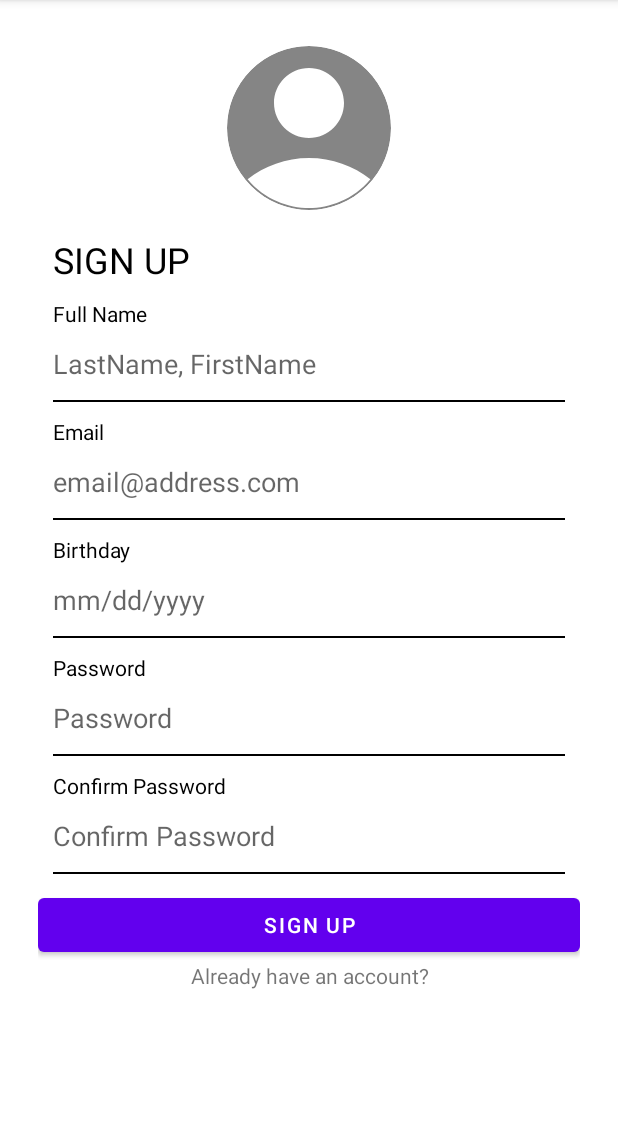
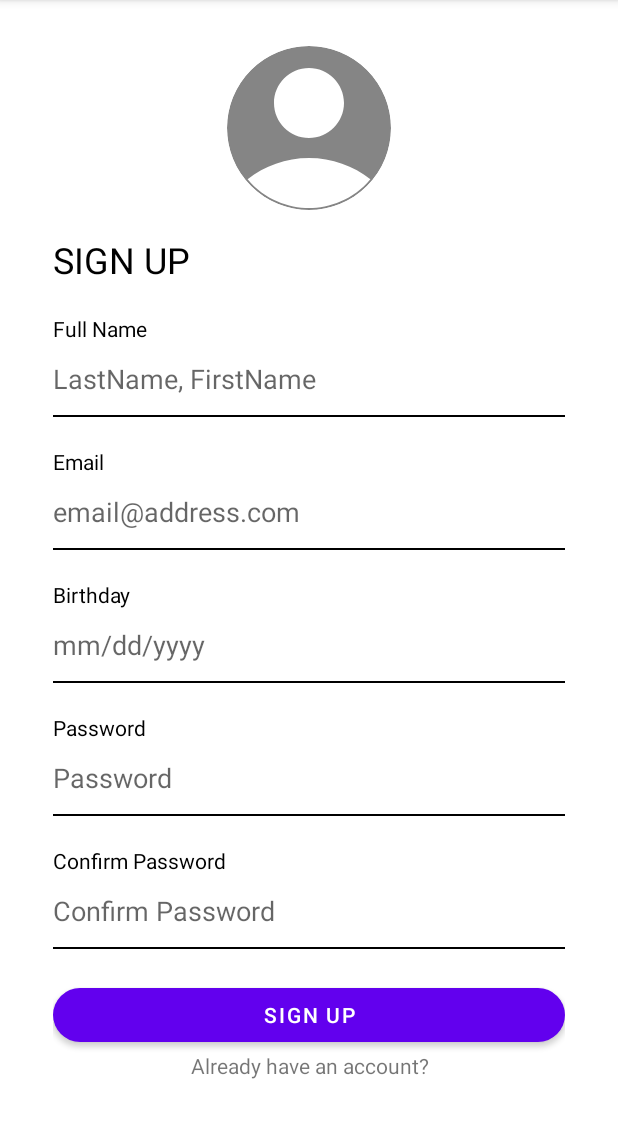
Before and after one commit to onetimebigtime/ParaPo, an Android app: the SignUpFragment screen opened directly, with no data from a screen before it, on a phone screen of 412 x 824 dp, the part 84-1222 px from its top. Run offline under Robolectric (Android 15) with nearby library versions, the phone set to English and light mode, and no system bars; our stand-ins replace CircleImageView, Firebase (no records; nobody signed in at launch, a user with empty details on screens opened directly).

Commit message:
version 03-29 SignIn and SignUp update

```diff
--- a/app/src/main/res/layout/activity_sign_in.xml
+++ b/app/src/main/res/layout/activity_sign_in.xml
@@ -6,7 +6,7 @@
     android:layout_width="wrap_content"
     android:layout_height="wrap_content"
     android:background="@color/main_color"
-    tools:context=".login.sign_up.SignUpFragment"
+    tools:context=".SignInActivity"
     android:layout_centerInParent="true">
     <ScrollView
         android:layout_width="wrap_content"
@@ -119,23 +119,26 @@
                 <!--PASSWORD SECTION-->
 
                 <!--SIGN IN BUTTON SECTION-->
-                <Button
-                    android:id="@+id/signin_button"
-                    android:layout_below="@id/signin_pass_view"
-                    android:layout_width="match_parent"
-                    android:layout_height="wrap_content"
-                    android:layout_marginTop="20dp"
-                    android:text="@string/signin_label"/>
                 <!--SIGN IN BUTTON SECTION-->
 
                 <!--FORGET PASSWORD SECTION-->
+                <Button
+                    android:id="@+id/signin_button"
+                    android:layout_width="match_parent"
+                    android:layout_height="wrap_content"
+                    android:layout_below="@id/signin_pass_view"
+                    android:layout_marginTop="20dp"
+                    android:elevation="10dp"
+                    android:text="@string/signin_label"
+                    app:cornerRadius="20dp" />
+
                 <TextView
-                    android:id="@+id/signin_cancel_link"
+                    android:id="@+id/signin_forgot_link"
                     android:layout_below="@id/signin_button"
                     android:layout_width="match_parent"
                     android:layout_height="wrap_content"
                     android:textAlignment="center"
-                    android:text="@string/have_acc_label"/>
+                    android:text="@string/forgot_pass"/>
                 <!--FORGET PASSWORD SECTION-->
 
                 <!--PROGRESS BAR SECTION-->
@@ -171,6 +174,8 @@
                     android:id="@+id/to_signup_button"
                     android:layout_width="match_parent"
                     android:layout_height="wrap_content"
+                    app:cornerRadius="20dp"
+                    android:elevation="10dp"
                     android:text="@string/signup_label"/>
             </RelativeLayout>
         </LinearLayout>
--- a/app/src/main/res/layout/fragment_sign_up.xml
+++ b/app/src/main/res/layout/fragment_sign_up.xml
@@ -3,14 +3,18 @@
     xmlns:app="http://schemas.android.com/apk/res-auto"
     xmlns:tools="http://schemas.android.com/tools"
     android:id="@+id/swipeContainerSignUp"
-    android:layout_width="match_parent"
-    android:layout_height="match_parent"
+    android:layout_width="wrap_content"
+    android:layout_height="wrap_content"
+    android:layout_centerInParent="true"
     android:background="@color/main_color"
+    android:elevation="10dp"
     tools:context=".login.sign_up.SignUpFragment">
+
     <ScrollView
-        android:layout_width="match_parent"
-        android:layout_height="match_parent"
+        android:layout_width="wrap_content"
+        android:layout_height="wrap_content"
         android:background="@color/main_color">
+
         <LinearLayout
             android:layout_width="match_parent"
             android:layout_height="wrap_content"
@@ -19,250 +23,236 @@
             app:layout_constraintStart_toStartOf="parent"
             app:layout_constraintTop_toTopOf="parent">
 
-            <!--Logo and SignUp text Container-->
+            <!--PARAPO LOGO-->
             <RelativeLayout
+                android:id="@+id/signup_RL_logoView"
                 android:layout_width="match_parent"
                 android:layout_height="wrap_content">
-                <RelativeLayout
-                    android:id="@+id/RL_logoView"
-                    android:layout_width="match_parent"
-                    android:layout_height="wrap_content">
-                    <!--ParaPo Logo-->
+
                 <de.hdodenhof.circleimageview.CircleImageView
-                        android:layout_centerHorizontal="true"
-                        android:layout_marginTop="25dp"
                     android:id="@+id/imageView_logo1"
                     android:layout_width="120dp"
                     android:layout_height="120dp"
+                    android:layout_centerHorizontal="true"
+                    android:layout_marginTop="25dp"
                     android:src="@drawable/ic_no_profile"
                     app:civ_border_color="@color/white"
                     app:civ_border_width="5dp" />
-                    <!--ParaPo Logo-->
             </RelativeLayout>
-                <!--SignUp text-->
+            <!--PARAPO LOGO-->
+
+            <!--SIGN UP LABEL-->
             <TextView
                 android:layout_width="wrap_content"
                 android:layout_height="wrap_content"
-                    android:layout_below="@id/RL_logoView"
+                android:layout_marginStart="25dp"
                 android:layout_marginTop="1dp"
-                    android:layout_marginStart="25dp"
                 android:padding="10dp"
                 android:text="@string/signup_label"
                 android:textAlignment="center"
                 android:textAppearance="@style/TextAppearance.AppCompat.Headline"
-                    android:textColor="@color/parapo_text_color"/>
-                <!--SignUp text-->
-            </RelativeLayout>
-            <!--Logo and SignUp text Container-->
-            <!--ParaPo Form Container-->
-            <!--Full name container-->
+                android:textColor="@color/parapo_text_color" />
+            <!--SIGN UP LABEL-->
+
+            <!--LOGIN FORM SECTION-->
             <RelativeLayout
                 android:layout_width="match_parent"
                 android:layout_height="wrap_content"
                 android:layout_marginStart="35dp"
-                android:layout_marginEnd="35dp" >
+                android:layout_marginTop="10dp"
+                android:layout_marginEnd="35dp">
+
+                <!--FULL NAME SECTION-->
                 <TextView
                     android:id="@+id/signup_fullname_label"
                     android:layout_width="match_parent"
                     android:layout_height="wrap_content"
                     android:text="@string/fullname_label"
-                    android:textColor="@color/parapo_text_color"/>
+                    android:textColor="@color/parapo_text_color" />
 
                 <EditText
                     android:id="@+id/signup_fullname_text"
                     android:layout_width="match_parent"
                     android:layout_height="48dp"
                     android:layout_below="@id/signup_fullname_label"
+                    android:autofillHints="Anonymous Rider"
                     android:background="@android:color/transparent"
                     android:hint="@string/fullname"
-                    android:textSize="18sp"
+                    android:inputType="textPersonName"
                     android:textColor="@color/parapo_text_color"
-                    android:inputType="textPersonName"
-                    android:autofillHints="Anonymous Rider" />
+                    android:textSize="18sp" />
 
                 <View
+                    android:id="@+id/signup_fullname_view"
                     android:layout_width="match_parent"
                     android:layout_height="1dp"
                     android:layout_below="@id/signup_fullname_text"
                     android:layout_centerHorizontal="true"
-                    android:background="@color/parapo_text_lightcolor"/>
-            </RelativeLayout>
-            <!--Full name container-->
-            <!--email container-->
-            <RelativeLayout
-                android:layout_width="match_parent"
-                android:layout_height="wrap_content"
-                android:layout_marginTop="10dp"
-                android:layout_marginStart="35dp"
-                android:layout_marginEnd="35dp" >
+                    android:background="@color/parapo_text_lightcolor" />
+                <!--FULL NAME SECTION-->
+
+                <!--EMAIL SECTION-->
                 <TextView
                     android:id="@+id/signup_email_label"
                     android:layout_width="match_parent"
                     android:layout_height="wrap_content"
+                    android:layout_below="@id/signup_fullname_view"
+                    android:layout_marginTop="20dp"
                     android:text="@string/email_label"
-                    android:textColor="@color/parapo_text_color"/>
+                    android:textColor="@color/parapo_text_color" />
 
                 <EditText
                     android:id="@+id/signup_email_text"
                     android:layout_width="match_parent"
                     android:layout_height="48dp"
                     android:layout_below="@id/signup_email_label"
+                    android:background="@android:color/transparent"
                     android:hint="@string/email_address"
-                    android:background="@android:color/transparent"
-                    android:textSize="18sp"
+                    android:importantForAutofill="no"
+                    android:inputType="textEmailAddress"
                     android:textColor="@color/parapo_text_color"
-                    android:inputType="textEmailAddress"/>
+                    android:textSize="18sp" />
 
                 <View
+                    android:id="@+id/signup_email_view"
                     android:layout_width="match_parent"
                     android:layout_height="1dp"
                     android:layout_below="@id/signup_email_text"
                     android:layout_centerHorizontal="true"
-                    android:background="@color/parapo_text_lightcolor"/>
-            </RelativeLayout>
-            <!--email container-->
-            <!--birthday container-->
-            <RelativeLayout
-                android:layout_width="match_parent"
-                android:layout_height="wrap_content"
-                android:layout_marginTop="10dp"
-                android:layout_marginStart="35dp"
-                android:layout_marginEnd="35dp" >
+                    android:background="@color/parapo_text_lightcolor" />
+                <!--EMAIL SECTION-->
+
+                <!--BIRTHDATE SECTION-->
                 <TextView
                     android:id="@+id/signup_birthdate_label"
                     android:layout_width="match_parent"
                     android:layout_height="wrap_content"
+                    android:layout_below="@id/signup_email_view"
+                    android:layout_marginTop="20dp"
                     android:text="@string/birthdate_label"
-                    android:textColor="@color/parapo_text_color"/>
+                    android:textColor="@color/parapo_text_color" />
 
                 <EditText
                     android:id="@+id/signup_birthdate_text"
                     android:layout_width="match_parent"
                     android:layout_height="48dp"
                     android:layout_below="@id/signup_birthdate_label"
+                    android:autofillHints="123456"
                     android:background="@android:color/transparent"
                     android:hint="@string/birthday"
-                    android:textSize="18sp"
+                    android:inputType="date"
                     android:textColor="@color/parapo_text_color"
-                    android:inputType="date"/>
+                    android:textSize="18sp" />
 
                 <View
+                    android:id="@+id/signup_birthdate_view"
                     android:layout_width="match_parent"
                     android:layout_height="1dp"
                     android:layout_below="@id/signup_birthdate_text"
                     android:layout_centerHorizontal="true"
-                    android:background="@color/parapo_text_lightcolor"/>
-            </RelativeLayout>
-            <!--birthday container-->
-            <!--password container-->
-            <RelativeLayout
-                android:layout_width="match_parent"
-                android:layout_height="wrap_content"
-                android:layout_marginTop="10dp"
-                android:layout_marginStart="35dp"
-                android:layout_marginEnd="35dp" >
+                    android:background="@color/parapo_text_lightcolor" />
+                <!--BIRTHDATE SECTION-->
+
+                <!--PASSWORD SECTION-->
                 <TextView
                     android:id="@+id/signup_password_label"
                     android:layout_width="match_parent"
                     android:layout_height="wrap_content"
+                    android:layout_below="@id/signup_birthdate_view"
+                    android:layout_marginTop="20dp"
                     android:text="@string/pass_label"
-                    android:textColor="@color/parapo_text_color"/>
+                    android:textColor="@color/parapo_text_color" />
 
                 <EditText
                     android:id="@+id/signup_password_text"
                     android:layout_width="match_parent"
                     android:layout_height="48dp"
                     android:layout_below="@id/signup_password_label"
+                    android:autofillHints="123456"
                     android:background="@android:color/transparent"
                     android:hint="@string/pass_label"
-                    android:textSize="18sp"
+                    android:inputType="textPassword"
                     android:textColor="@color/parapo_text_color"
-                    android:inputType="textPassword"
-                    android:autofillHints="123456"/>
+                    android:textSize="18sp" />
 
                 <View
+                    android:id="@+id/signup_password_view"
                     android:layout_width="match_parent"
                     android:layout_height="1dp"
                     android:layout_below="@id/signup_password_text"
                     android:layout_centerHorizontal="true"
-                    android:background="@color/parapo_text_lightcolor"/>
-            </RelativeLayout>
-            <!--password container-->
-            <!--confirm password container-->
-            <RelativeLayout
-                android:layout_width="match_parent"
-                android:layout_height="wrap_content"
-                android:layout_marginTop="10dp"
-                android:layout_marginStart="35dp"
-                android:layout_marginEnd="35dp">
+                    android:background="@color/parapo_text_lightcolor" />
+                <!--PASSWORD SECTION-->
+
+                <!--CONFIRM PASSWORD SECTION-->
                 <TextView
                     android:id="@+id/confirmpass_label"
                     android:layout_width="match_parent"
                     android:layout_height="wrap_content"
+                    android:layout_below="@id/signup_password_view"
+                    android:layout_marginTop="20dp"
                     android:text="@string/confirmpass_label"
-                    android:textColor="@color/parapo_text_color"/>
+                    android:textColor="@color/parapo_text_color" />
 
                 <EditText
                     android:id="@+id/confirmpass_text"
                     android:layout_width="match_parent"
                     android:layout_height="48dp"
                     android:layout_below="@id/confirmpass_label"
+                    android:autofillHints="123456"
                     android:background="@android:color/transparent"
                     android:hint="@string/confirmpass_label"
-                    android:textSize="18sp"
+                    android:inputType="textPassword"
                     android:textColor="@color/parapo_text_color"
-                    android:autofillHints="123456"
-                    android:inputType="textPassword"/>
+                    android:textSize="18sp" />
 
                 <View
+                    android:id="@+id/confirmpass_view"
                     android:layout_width="match_parent"
                     android:layout_height="1dp"
                     android:layout_below="@id/confirmpass_text"
                     android:layout_centerHorizontal="true"
-                    android:background="@color/parapo_text_lightcolor"/>
-            </RelativeLayout>
-            <!--password container-->
-            <!--SignUp Button-->
-            <RelativeLayout
-                android:layout_width="match_parent"
-                android:layout_height="wrap_content"
-                android:layout_marginTop="10dp"
-                android:layout_marginStart="25dp"
-                android:layout_marginEnd="25dp" >
+                    android:background="@color/parapo_text_lightcolor" />
+                <!--CONFIRM PASSWORD SECTION-->
+
+                <!--SIGN IN BUTTON SECTION-->
                 <Button
                     android:id="@+id/signup_button"
                     android:layout_width="match_parent"
                     android:layout_height="wrap_content"
-                    android:text="@string/signup_label"/>
-            </RelativeLayout>
-            <!--SignUp Button-->
-            <!--Cancel Button-->
-            <RelativeLayout
-                android:layout_width="match_parent"
-                android:layout_height="wrap_content"
-                android:layout_marginStart="25dp"
-                android:layout_marginEnd="25dp" >
+                    android:layout_below="@id/confirmpass_view"
+                    android:layout_marginTop="20dp"
+                    android:elevation="10dp"
+                    android:text="@string/signup_label"
+                    app:cornerRadius="20dp" />
+                <!--SIGN IN BUTTON SECTION-->
+
+                <!--CANCERL SECTION-->
                 <TextView
                     android:id="@+id/signup_cancel_link"
                     android:layout_width="match_parent"
                     android:layout_height="wrap_content"
-                    android:textAlignment="center"
-                    android:text="@string/have_acc_label"/>
-            </RelativeLayout>
-            <!--Cancel Button-->
+                    android:layout_below="@id/signup_button"
+                    android:text="@string/have_acc_label"
+                    android:textAlignment="center" />
+                <!--CANCEL SECTION-->
+
+                <!--PROGRESS BAR SECTION-->
                 <ProgressBar
                     android:id="@+id/signup_progressbar"
                     style="?android:attr/progressBarStyleLarge"
-                android:layout_width="match_parent"
-                android:layout_height="70dp"
-                android:layout_marginTop="-310dp"
+                    android:layout_width="wrap_content"
+                    android:layout_height="wrap_content"
+                    android:layout_centerInParent="true"
                     android:visibility="gone"
-                tools:ignore="MissingConstraints"
-                app:layout_constraintTop_toTopOf="parent"
                     app:layout_constraintBottom_toBottomOf="parent"
                     app:layout_constraintLeft_toLeftOf="parent"
-                app:layout_constraintRight_toRightOf="parent"/>
-            <!--ParaPo Form Container-->
+                    app:layout_constraintRight_toRightOf="parent"
+                    app:layout_constraintTop_toTopOf="parent"
+                    tools:ignore="MissingConstraints" />
+                <!--PROGRESS BAR SECTION-->
+            </RelativeLayout>
+            <!--LOGIN FORM SECTION-->
         </LinearLayout>
     </ScrollView>
 </androidx.swiperefreshlayout.widget.SwipeRefreshLayout>
--- a/app/src/main/res/values/strings.xml
+++ b/app/src/main/res/values/strings.xml
@@ -10,6 +10,7 @@
     <string name="birthday_logo">Birthday Logo</string>
     <string name="email_logo">Email Logo</string>
     <string name="logout">LogOut</string>
+    <string name="forgot_pass">Forgot password?</string>
 
     <string name="signin_label">SIGN IN</string>
     <string name="signup_label">SIGN UP</string>
```
Lines whose indentation alone changed are shown as unchanged.
